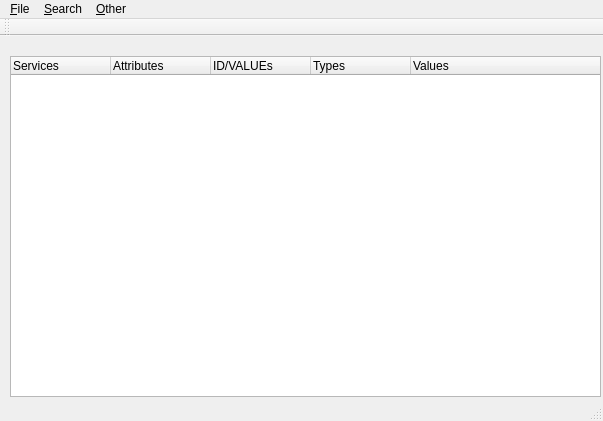
Above: bluetoothinfogui.ui from seIncorp/Bluetooth-Info-GUI before the change. Below: the same form after it.
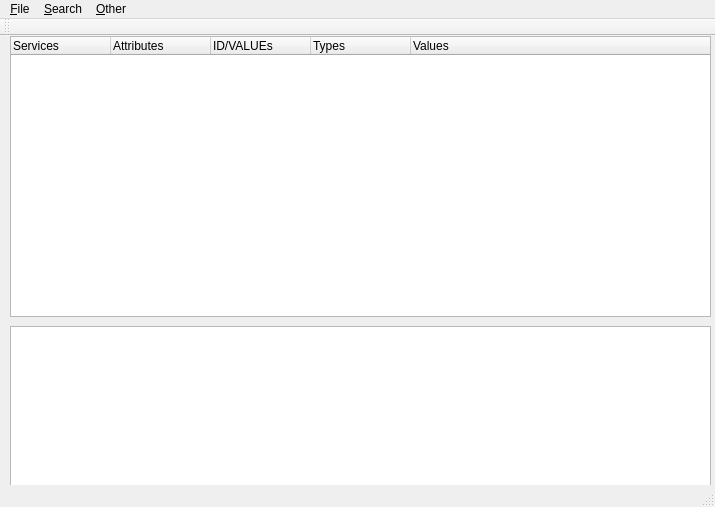
That is the form after the change.

What changed in the file:
```diff
--- a/bluetoothinfogui.ui
+++ b/bluetoothinfogui.ui
@@ -6,8 +6,8 @@
    <rect>
     <x>0</x>
     <y>0</y>
-    <width>603</width>
-    <height>421</height>
+    <width>715</width>
+    <height>507</height>
    </rect>
   </property>
   <property name="windowTitle">
@@ -18,11 +18,14 @@
     <property name="geometry">
      <rect>
       <x>10</x>
-      <y>20</y>
-      <width>591</width>
-      <height>341</height>
+      <y>0</y>
+      <width>701</width>
+      <height>281</height>
      </rect>
     </property>
+    <attribute name="headerVisible">
+     <bool>true</bool>
+    </attribute>
     <column>
      <property name="text">
       <string>Services</string>
@@ -49,13 +52,26 @@
      </property>
     </column>
    </widget>
+   <widget class="QTextEdit" name="textEdit">
+    <property name="geometry">
+     <rect>
+      <x>10</x>
+      <y>290</y>
+      <width>701</width>
+      <height>161</height>
+     </rect>
+    </property>
+    <property name="readOnly">
+     <bool>true</bool>
+    </property>
+   </widget>
   </widget>
   <widget class="QMenuBar" name="menuBar">
    <property name="geometry">
     <rect>
      <x>0</x>
      <y>0</y>
-     <width>603</width>
+     <width>715</width>
      <height>22</height>
     </rect>
    </property>
```
Left out of the diff: 32 changed lines with no effect on the pictures.
